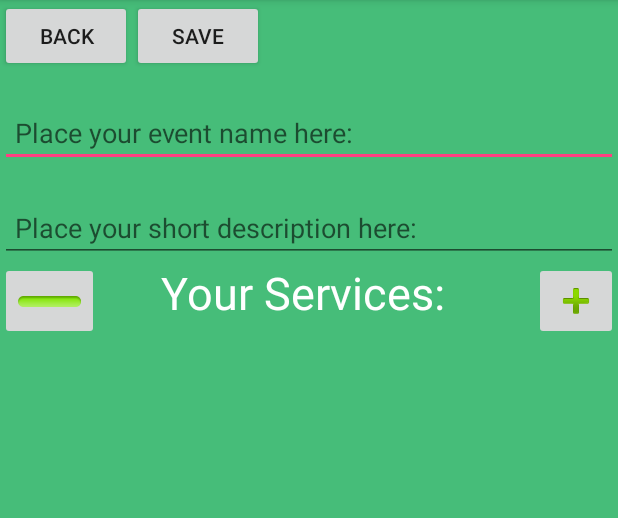
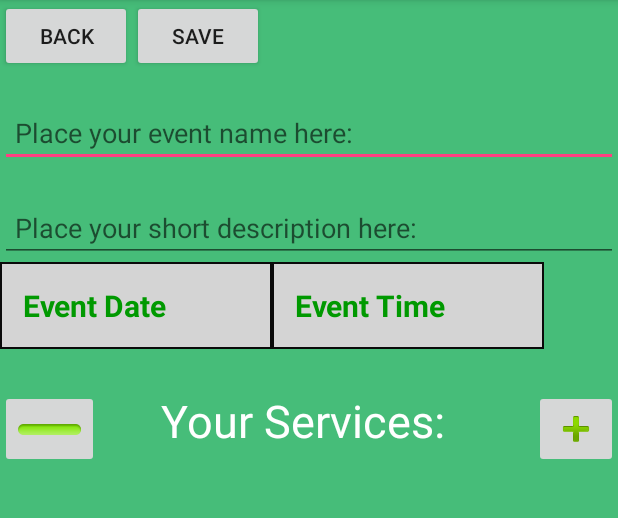
Before and after one commit to kennyhong/Eventus-Android, an Android app: the CreateEventActivity screen opened directly, with no data from a screen before it, on a phone screen of 412 x 824 dp, the part 84-602 px from its top. Run offline under Robolectric (Android 15) with nearby library versions, the phone set to English and light mode, and no system bars.

Commit message:
create dates completed

```diff
--- /dev/null
+++ b/app/src/main/res/drawable/date_box_border.xml
@@ -0,0 +1,15 @@
+<?xml version="1.0" encoding="utf-8"?>
+<shape xmlns:android="http://schemas.android.com/apk/res/android">
+    <stroke
+        android:width="1dp"
+        android:color="#0a0a0a" />
+    <solid
+        android:color="#d4d4d4"
+        android:paddingLeft="10dp"
+        android:paddingTop="10dp"/>
+    <padding
+        android:left="10dp"
+        android:top="10dp"
+        android:right="10dp"
+        android:bottom="10dp" />
+</shape>
--- a/app/src/main/res/layout/activity_create_event.xml
+++ b/app/src/main/res/layout/activity_create_event.xml
@@ -52,6 +52,41 @@
         android:textColor="#ffffff"
         android:textSize="18sp" />
 
+
+    <LinearLayout
+        android:layout_width="wrap_content"
+        android:layout_height="wrap_content">
+        <EditText
+            android:id="@+id/eventDay"
+            android:layout_width="181dp"
+            android:layout_height="wrap_content"
+            android:layout_centerHorizontal="true"
+            android:background="@drawable/date_box_border"
+            android:hint="@string/event_date"
+            android:padding="15dp"
+            android:textColor="#897"
+            android:textColorHint="#090"
+            android:textSize="20sp"
+            android:textStyle="bold"
+            android:focusable="false"
+            />
+
+        <EditText
+            android:id="@+id/eventTime"
+            android:layout_width="181dp"
+            android:layout_height="wrap_content"
+            android:layout_centerHorizontal="true"
+            android:background="@drawable/date_box_border"
+            android:hint="@string/event_time"
+            android:padding="15dp"
+            android:textColor="#897"
+            android:textColorHint="#090"
+            android:textSize="20sp"
+            android:textStyle="bold"
+            android:focusable="false"/>
+    </LinearLayout>
+
+
     <RelativeLayout
         android:layout_width="match_parent"
         android:layout_height="match_parent">
@@ -77,19 +112,21 @@
             android:id="@+id/yourServicesTextView"
             android:layout_width="wrap_content"
             android:layout_height="wrap_content"
-            android:layout_centerHorizontal="true"
 
             android:text="Your Services: "
             android:textColor="#ffffff"
-            android:textSize="30sp" />
+            android:textSize="30sp"
+            android:layout_marginTop="27dp"
+            android:layout_alignParentTop="true"
+            android:layout_centerHorizontal="true" />
 
         <ScrollView
             android:id="@+id/ServiceScrollView"
             android:layout_width="match_parent"
             android:layout_height="match_parent"
-            android:layout_alignParentStart="true"
-            android:layout_below="@+id/yourServicesTextView"
-            android:layout_marginTop="22dp">
+            android:layout_marginTop="23dp"
+            android:layout_below="@+id/removeServiceButton"
+            android:layout_alignParentStart="true">
 
             <LinearLayout
                 android:id="@+id/ServiceScrollLinearLayout"
--- a/app/src/main/res/layout/activity_event_list_item.xml
+++ b/app/src/main/res/layout/activity_event_list_item.xml
@@ -18,6 +18,7 @@
         android:layout_width="match_parent"
         android:layout_height="wrap_content"
         android:textSize="14sp"
-        android:textColor="#ffffff" />
+        android:textColor="#ffffff"
+        android:background="@drawable/event_item_border"/>
 
 </LinearLayout>
--- a/app/src/main/res/values/strings.xml
+++ b/app/src/main/res/values/strings.xml
@@ -1,4 +1,6 @@
 <resources>
     <string name="app_name">Eventus_Android</string>
     <string name="error_field_empty">Error: Field Empty</string>
+    <string name="event_date">Event Date</string>
+    <string name="event_time">Event Time</string>
 </resources>
```
Also changed, not shown: app/src/main/java/comp4350/eventus/model/Event.java (+8 -0 lines), app/src/main/java/comp4350/eventus/ui/CreateEventActivity.java (+58 -1 lines), app/src/main/res/drawable/event_item_border.xml (added, +9 -0 lines), app/src/main/res/layout/activity_view_event.xml (+11 -9 lines).
